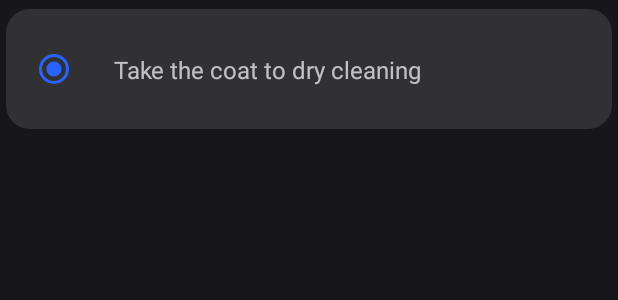
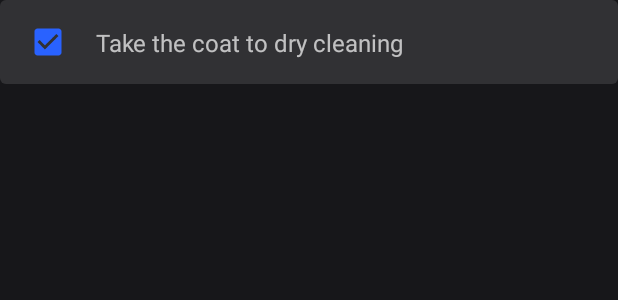
Before and after one commit to Magno-Ramos/dark-todo-app, an Android app: the layout item_view_task.xml on its own in the app's theme, with its tools: preview values and no code run, on a phone screen of 412 x 824 dp. Shown: the top 300 px of the screen. Run offline under Robolectric (Android 15) with nearby library versions, the phone set to English and light mode, and no system bars.

Commit message:
improving task adapter

```diff
--- a/app/src/main/res/drawable/bg_item_task.xml
+++ b/app/src/main/res/drawable/bg_item_task.xml
@@ -3,5 +3,5 @@
     android:shape="rectangle">
     <solid android:color="#33999999" />
 
-    <corners android:radius="16dp" />
+    <corners android:radius="4dp" />
 </shape>
--- a/app/src/main/res/layout/item_view_task.xml
+++ b/app/src/main/res/layout/item_view_task.xml
@@ -4,12 +4,12 @@
     xmlns:tools="http://schemas.android.com/tools"
     android:layout_width="match_parent"
     android:layout_height="wrap_content"
-    android:layout_marginHorizontal="4dp"
-    android:layout_marginVertical="6dp"
+    android:layout_marginBottom="8dp"
     android:background="@drawable/bg_item_task"
-    android:padding="16dp">
+    android:paddingHorizontal="8dp"
+    android:paddingVertical="4dp">
 
-    <RadioButton
+    <com.google.android.material.checkbox.MaterialCheckBox
         android:id="@+id/checkbox"
         android:layout_width="wrap_content"
         android:layout_height="wrap_content"
@@ -19,8 +19,8 @@
         tools:checked="true" />
 
     <androidx.appcompat.widget.AppCompatTextView
+        android:id="@+id/txt_task_description"
         style="@style/ItemTextView"
-        android:id="@+id/txt_task_description"
         android:layout_width="0dp"
         android:layout_height="wrap_content"
         android:layout_marginStart="8dp"
--- a/app/src/main/res/values/styles.xml
+++ b/app/src/main/res/values/styles.xml
@@ -10,7 +10,7 @@
         <item name="colorOnSecondary">#FFFFFF</item>
         <item name="colorError">#F44336</item>
         <item name="colorOnError">#FFFFFF</item>
-        <item name="colorSurface">#232323</item>
+        <item name="colorSurface">#ddd</item>
         <item name="colorOnSurface">#343434</item>
         <item name="android:colorBackground">@color/colorPrimary</item>
         <item name="colorOnBackground">#F44336</item>
```
Also changed, not shown: app/src/main/java/com/app/darktodoapp/tasks/TaskListFragment.kt (+16 -2 lines), app/src/main/java/com/app/darktodoapp/tasks/adapter/TasksAdapter.kt (+13 -9 lines).
